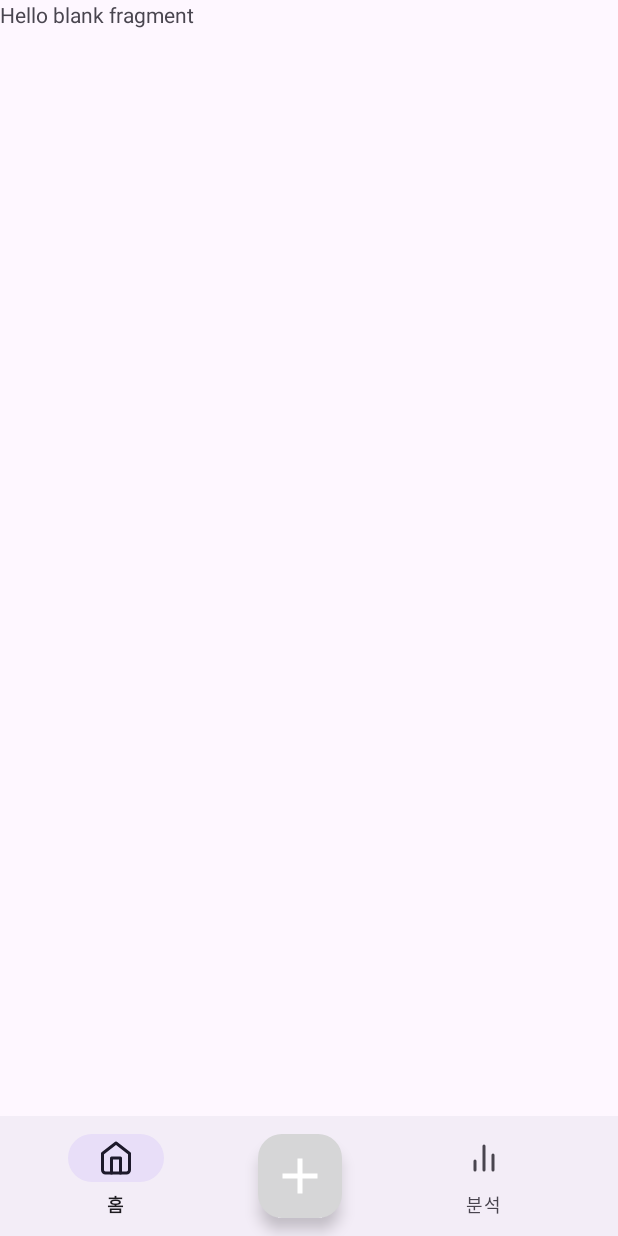
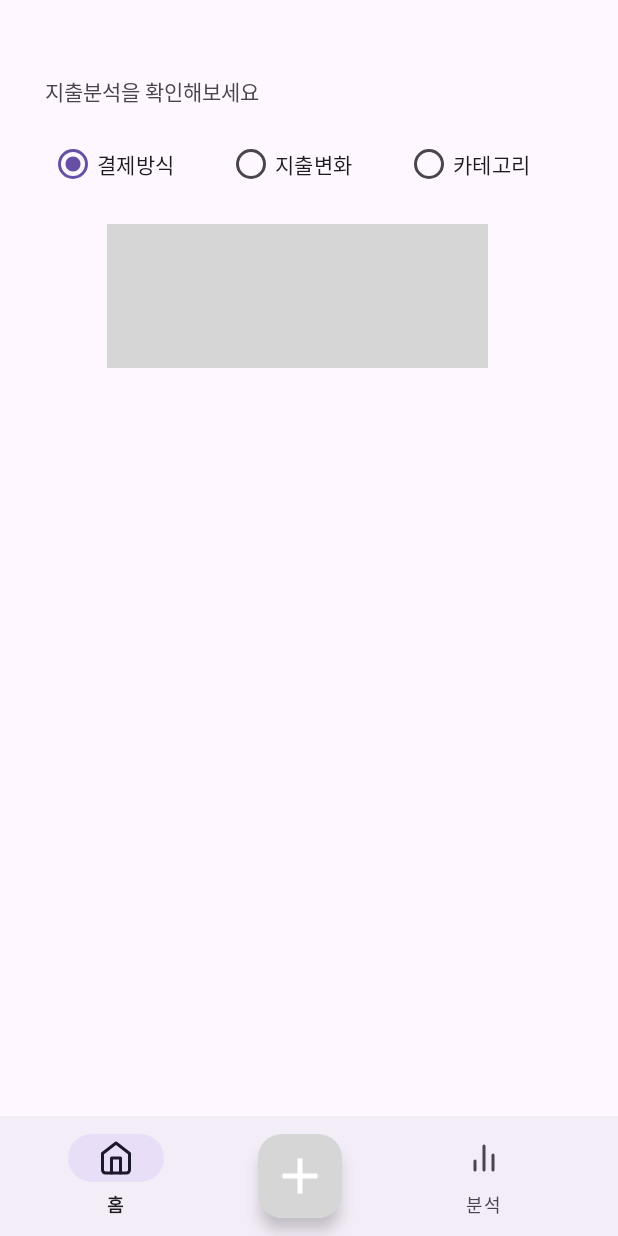
Before and after one commit to yunakoh/MoneyTracker, an Android app: the fragment StatsFragment placed in its activity, on a phone screen of 412 x 824 dp. Run offline under Robolectric (Android 15) with nearby library versions, the phone set to English and light mode, and no system bars.

Commit message:
Add files via upload

```diff
--- a/app/src/main/res/layout/fragment_bottomsheet.xml
+++ b/app/src/main/res/layout/fragment_bottomsheet.xml
@@ -28,13 +28,14 @@
             android:textColor="@color/white"
             android:layout_marginStart="12dp"
             android:layout_marginTop="5dp"/>
+
         <ImageView
+            android:id="@+id/cancel_button"
             android:layout_width="wrap_content"
             android:layout_height="wrap_content"
-            android:src="@drawable/baseline_clear_24"
             android:layout_marginLeft="100dp"
             android:layout_marginTop="5dp"
-            android:id="@+id/cancel_button"/>
+            android:src="@drawable/baseline_clear_24" />
 
     </LinearLayout>
 
--- a/app/src/main/res/layout/fragment_stats.xml
+++ b/app/src/main/res/layout/fragment_stats.xml
@@ -1,14 +1,95 @@
 <?xml version="1.0" encoding="utf-8"?>
-<FrameLayout xmlns:android="http://schemas.android.com/apk/res/android"
-    xmlns:tools="http://schemas.android.com/tools"
+<androidx.constraintlayout.widget.ConstraintLayout
+    xmlns:android="http://schemas.android.com/apk/res/android"
+    xmlns:app="http://schemas.android.com/apk/res-auto"
     android:layout_width="match_parent"
-    android:layout_height="match_parent"
-    tools:context=".ui.stats.StatsFragment">
+    android:layout_height="match_parent">
 
-    <!-- TODO: Update blank fragment layout -->
     <TextView
+        android:id="@+id/text"
+        android:layout_width="wrap_content"
+        android:layout_height="wrap_content"
+        android:layout_marginLeft="30dp"
+        android:layout_marginTop="50dp"
+        android:text="지출분석을 확인해보세요"
+        app:layout_constraintTop_toTopOf="parent"
+        app:layout_constraintStart_toStartOf="parent"/>
+
+    <RadioGroup
+        android:id="@+id/radioGroup"
+        android:layout_width="match_parent"
+        android:layout_height="wrap_content"
+        android:orientation="horizontal"
+        android:gravity="center"
+        android:layout_marginTop="85dp"
+        app:layout_constraintTop_toTopOf="parent"
+        app:layout_constraintStart_toStartOf="parent"
+        app:layout_constraintEnd_toEndOf="parent">
+
+        <!-- Left Margin -->
+        <View
+            android:layout_width="0dp"
+            android:layout_height="0dp"
+            android:layout_weight="0.7"/>
+
+        <!-- RadioButton for Method -->
+        <RadioButton
+            android:id="@+id/method"
+            android:layout_width="0dp"
+            android:layout_height="wrap_content"
+            android:layout_weight="2.3"
+            android:text="결제방식"
+            android:layout_marginEnd="5dp"
+            android:checked="true" />
+
+        <!-- RadioButton for Variance -->
+        <RadioButton
+            android:id="@+id/variance"
+            android:layout_width="0dp"
+            android:layout_height="wrap_content"
+            android:layout_weight="2.3"
+            android:text="지출변화"
+            android:layout_marginStart="5dp"
+            android:layout_marginEnd="5dp" />
+
+        <!-- RadioButton for Category -->
+        <RadioButton
+            android:id="@+id/category"
+            android:layout_width="0dp"
+            android:layout_height="wrap_content"
+            android:layout_weight="2.3"
+            android:text="카테고리"
+            android:layout_marginStart="5dp"/>
+
+        <!-- Right Margin -->
+        <View
+            android:layout_width="0dp"
+            android:layout_height="0dp"
+            android:layout_weight="0.7"/>
+    </RadioGroup>
+
+    <!-- SeekBar -->
+    <SeekBar
+        android:id="@+id/seekBar"
+        android:layout_width="270dp"
+        android:layout_height="wrap_content"
+        android:layout_gravity="center"
+        android:progressDrawable="@drawable/seekbar_bar"
+        android:thumb="@drawable/seekbar_thumb"
+        android:layout_marginTop="16dp"
+        app:layout_constraintTop_toBottomOf="@+id/radioGroup"
+        app:layout_constraintStart_toStartOf="parent"
+        app:layout_constraintEnd_toEndOf="parent"/>
+
+    <!-- Graph Container -->
+    <FrameLayout
+        android:id="@+id/graph_container"
         android:layout_width="match_parent"
         android:layout_height="match_parent"
-        android:text="@string/hello_blank_fragment" />
+        android:layout_marginTop="16dp"
+        app:layout_constraintTop_toBottomOf="@+id/seekBar"
+        app:layout_constraintBottom_toBottomOf="parent"
+        app:layout_constraintStart_toStartOf="parent"
+        app:layout_constraintEnd_toEndOf="parent"/>
 
-</FrameLayout>
+</androidx.constraintlayout.widget.ConstraintLayout>
```
Also changed, not shown: app/src/main/res/layout/fragment_confirm.xml (added, +218 -0 lines), app/src/main/res/layout/fragment_detail.xml (added, +203 -0 lines), app/src/main/res/layout/fragment_image.xml (added, +47 -0 lines), app/src/main/res/layout/fragment_linechart.xml (added, +13 -0 lines), app/src/main/res/layout/fragment_method.xml (added, +18 -0 lines), app/src/main/res/layout/activity_main.xml (line endings or trailing spaces), app/src/main/res/layout/fragment_camera.xml (line endings or trailing spaces).
